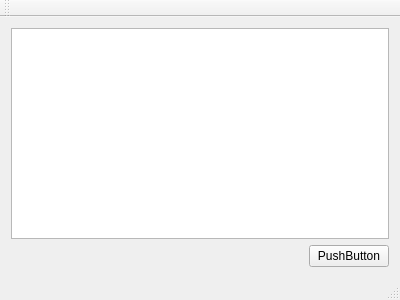
This is mainwindow.ui in neon1ks/neuro as Qt 5 draws it before an edit. The edited form follows.
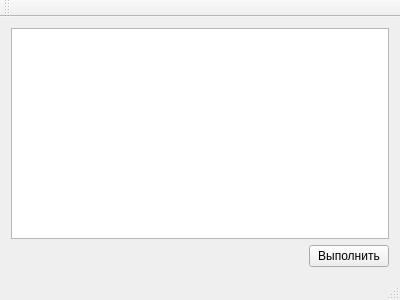
This is the edited form.

Commit message: Добавил названия элементам

What changed in the file:
```diff
--- a/mainwindow.ui
+++ b/mainwindow.ui
@@ -36,7 +36,7 @@
       <item>
        <widget class="QPushButton" name="pushButton">
         <property name="text">
-         <string>PushButton</string>
+         <string>Выполнить</string>
         </property>
        </widget>
       </item>
```
Left out of the diff: 2 changed lines with no effect on the pictures.
